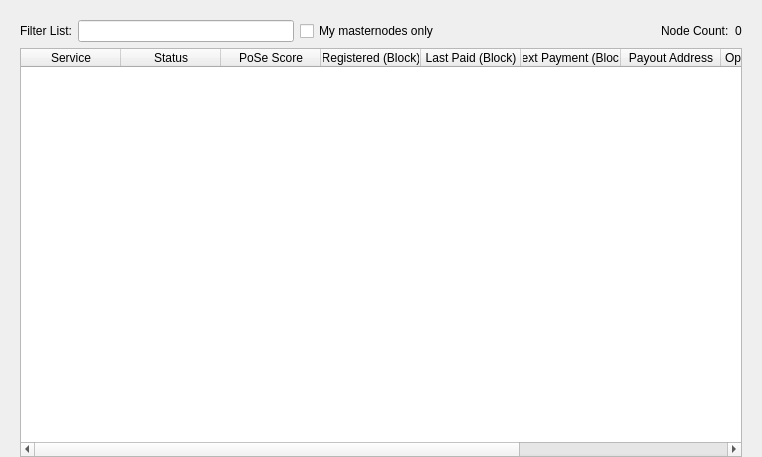
Above: src/qt/forms/masternodelist.ui from firoorg/firo before the change. Below: the same form after it.
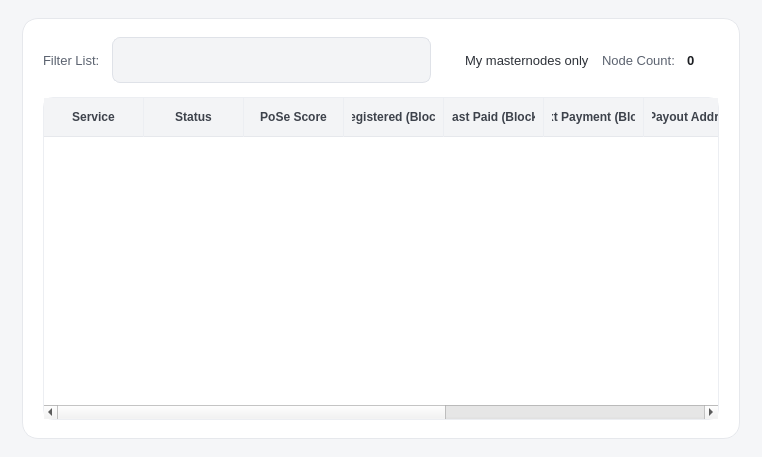
That is the form after the change.

Diff of the .ui file:
```diff
--- a/src/qt/forms/masternodelist.ui
+++ b/src/qt/forms/masternodelist.ui
@@ -13,43 +13,139 @@
   <property name="windowTitle">
    <string>Form</string>
   </property>
+  <property name="styleSheet">
+   <string notr="true">QWidget#MasternodeList {
+  background-color: #F5F6F8;
+  font-family: 'Source Sans Pro', 'Segoe UI', sans-serif;
+}
+QWidget#MasternodeList QLabel {
+  background-color: transparent;
+  color: #5c6370;
+  font-size: 13px;
+}
+QWidget#MasternodeList QLabel#countLabelDIP3 {
+  color: #1c1e22;
+  font-weight: 600;
+  font-size: 13px;
+}
+QFrame#masternodeContentCard {
+  background-color: #FFFFFF;
+  border: 1px solid #e6e8ec;
+  border-radius: 16px;
+}
+QFrame#masternodeContentCard QLineEdit {
+  min-height: 34px;
+  border: 1px solid #dfe2e8;
+  border-radius: 8px;
+  padding: 5px 12px;
+  background-color: #f3f4f6;
+  color: #1c1e22;
+  font-size: 13px;
+  selection-background-color: #9b1c2e;
+}
+QFrame#masternodeContentCard QLineEdit:focus {
+  border: 1px solid #9b1c2e;
+  background-color: #ffffff;
+}
+QFrame#masternodeContentCard QCheckBox {
+  color: #2d3138;
+  font-size: 13px;
+  spacing: 8px;
+  background-color: transparent;
+}
+QFrame#masternodeContentCard QTableWidget {
+  background-color: #ffffff;
+  border: 1px solid #eceef2;
+  border-radius: 10px;
+  gridline-color: #eceef2;
+  font-size: 12px;
+  alternate-background-color: #f9fafb;
+}
+QFrame#masternodeContentCard QTableWidget::item {
+  padding: 4px 8px;
+}
+QFrame#masternodeContentCard QTableWidget::item:selected {
+  background-color: #EEF2FF;
+  color: #1c1e22;
+}
+QFrame#masternodeContentCard QHeaderView::section {
+  background-color: #f3f4f6;
+  color: #3d424b;
+  font-weight: 600;
+  font-size: 12px;
+  padding: 10px 8px;
+  border: none;
+  border-bottom: 1px solid #e6e8ec;
+  border-right: 1px solid #eceef2;
+}
+QFrame#masternodeContentCard QHeaderView::section:last {
+  border-right: none;
+}
+QFrame#masternodeContentCard QScrollBar:vertical {
+  width: 10px;
+  background: #f3f4f6;
+  border-radius: 5px;
+  margin: 0;
+}
+QFrame#masternodeContentCard QScrollBar::handle:vertical {
+  background: #c8ccd4;
+  border-radius: 5px;
+  min-height: 24px;
+}
+QFrame#masternodeContentCard QScrollBar::handle:vertical:hover {
+  background: #9ca3af;
+}</string>
+  </property>
   <layout class="QVBoxLayout" name="topLayout">
+   <property name="spacing">
+    <number>0</number>
+   </property>
    <property name="leftMargin">
-    <number>20</number>
+    <number>22</number>
    </property>
    <property name="topMargin">
-    <number>0</number>
+    <number>18</number>
    </property>
    <property name="rightMargin">
-    <number>20</number>
+    <number>22</number>
    </property>
    <property name="bottomMargin">
-    <number>0</number>
+    <number>18</number>
    </property>
    <item>
-    <layout class="QVBoxLayout" name="verticalLayout">
-     <property name="bottomMargin">
-      <number>0</number>
+    <widget class="QFrame" name="masternodeContentCard">
+     <property name="frameShape">
+      <enum>QFrame::NoFrame</enum>
      </property>
-     <item>
-      <spacer name="horizontalSpacer0">
-       <property name="orientation">
-        <enum>Qt::Horizontal</enum>
-       </property>
-       <property name="sizeHint" stdset="0">
-        <size>
-         <width>40</width>
-         <height>20</height>
-        </size>
-       </property>
-      </spacer>
-     </item>
+     <property name="frameShadow">
+      <enum>QFrame::Plain</enum>
+     </property>
+     <property name="sizePolicy">
+      <sizepolicy hsizetype="Expanding" vsizetype="Expanding">
+       <horstretch>1</horstretch>
+       <verstretch>1</verstretch>
+      </sizepolicy>
+     </property>
+     <layout class="QVBoxLayout" name="verticalLayoutCard">
+      <property name="spacing">
+       <number>14</number>
+      </property>
+      <property name="leftMargin">
+       <number>20</number>
+      </property>
+      <property name="topMargin">
+       <number>18</number>
+      </property>
+      <property name="rightMargin">
+       <number>20</number>
+      </property>
+      <property name="bottomMargin">
+       <number>18</number>
+      </property>
      <item>
-      <layout class="QGridLayout" name="gridLayout_3">
-       <item row="0" column="0">
         <layout class="QHBoxLayout" name="horizontalLayout_4">
-         <property name="bottomMargin">
-          <number>0</number>
+        <property name="spacing">
+         <number>12</number>
          </property>
          <item>
           <widget class="QLabel" name="label_filter_2">
@@ -60,6 +156,18 @@
          </item>
          <item>
           <widget class="QLineEdit" name="filterLineEditDIP3">
+          <property name="sizePolicy">
+           <sizepolicy hsizetype="Expanding" vsizetype="Fixed">
+            <horstretch>1</horstretch>
+            <verstretch>0</verstretch>
+           </sizepolicy>
+          </property>
+          <property name="minimumSize">
+           <size>
+            <width>180</width>
+            <height>0</height>
+           </size>
+          </property>
            <property name="toolTip">
             <string>Filter masternode list</string>
            </property>
@@ -80,10 +188,13 @@
            <property name="orientation">
             <enum>Qt::Horizontal</enum>
            </property>
+          <property name="sizeType">
+           <enum>QSizePolicy::Expanding</enum>
+          </property>
            <property name="sizeHint" stdset="0">
             <size>
-             <width>10</width>
-             <height>20</height>
+            <width>0</width>
+            <height>0</height>
             </size>
            </property>
           </spacer>
@@ -100,12 +211,30 @@
            <property name="text">
             <string>0</string>
            </property>
+          <property name="minimumSize">
+           <size>
+            <width>32</width>
+            <height>0</height>
+           </size>
+          </property>
           </widget>
          </item>
         </layout>
        </item>
-       <item row="1" column="0">
+      <item>
         <widget class="QTableWidget" name="tableWidgetMasternodesDIP3">
+        <property name="sizePolicy">
+         <sizepolicy hsizetype="Expanding" vsizetype="Expanding">
+          <horstretch>1</horstretch>
+          <verstretch>1</verstretch>
+         </sizepolicy>
+        </property>
+        <property name="minimumSize">
+         <size>
+          <width>0</width>
+          <height>200</height>
+         </size>
+        </property>
          <property name="editTriggers">
           <set>QAbstractItemView::NoEditTriggers</set>
          </property>
@@ -177,8 +306,7 @@
         </widget>
        </item>
       </layout>
-     </item>
-    </layout>
+    </widget>
    </item>
   </layout>
  </widget>
```
Lines whose indentation alone changed are shown as unchanged.
